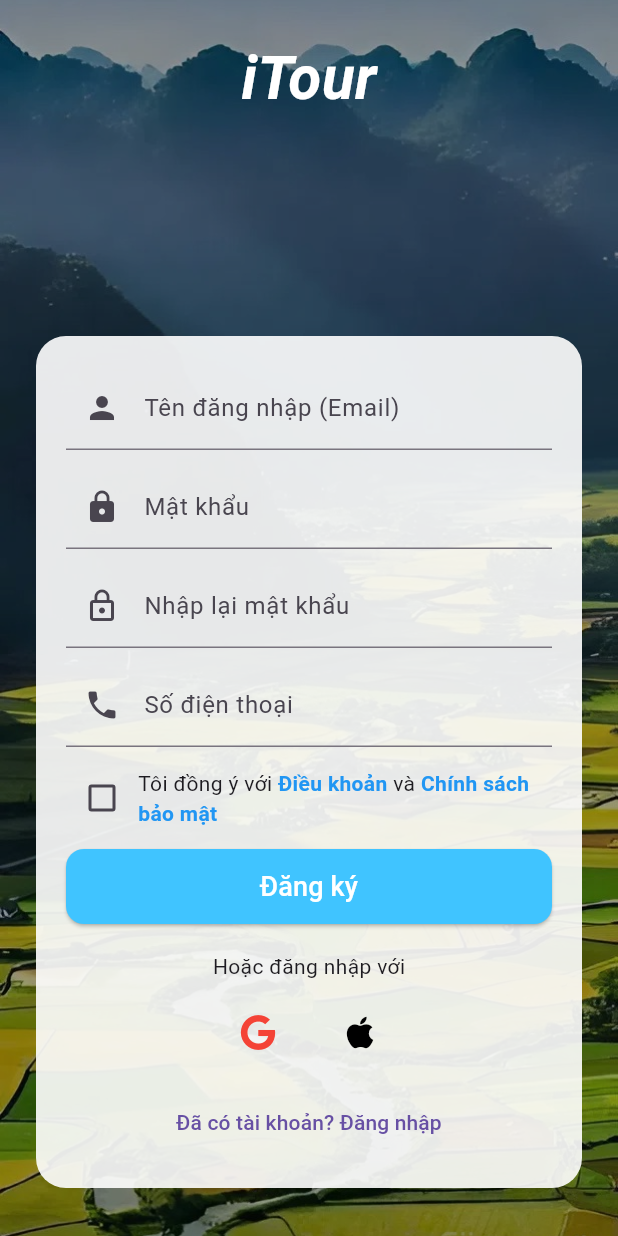
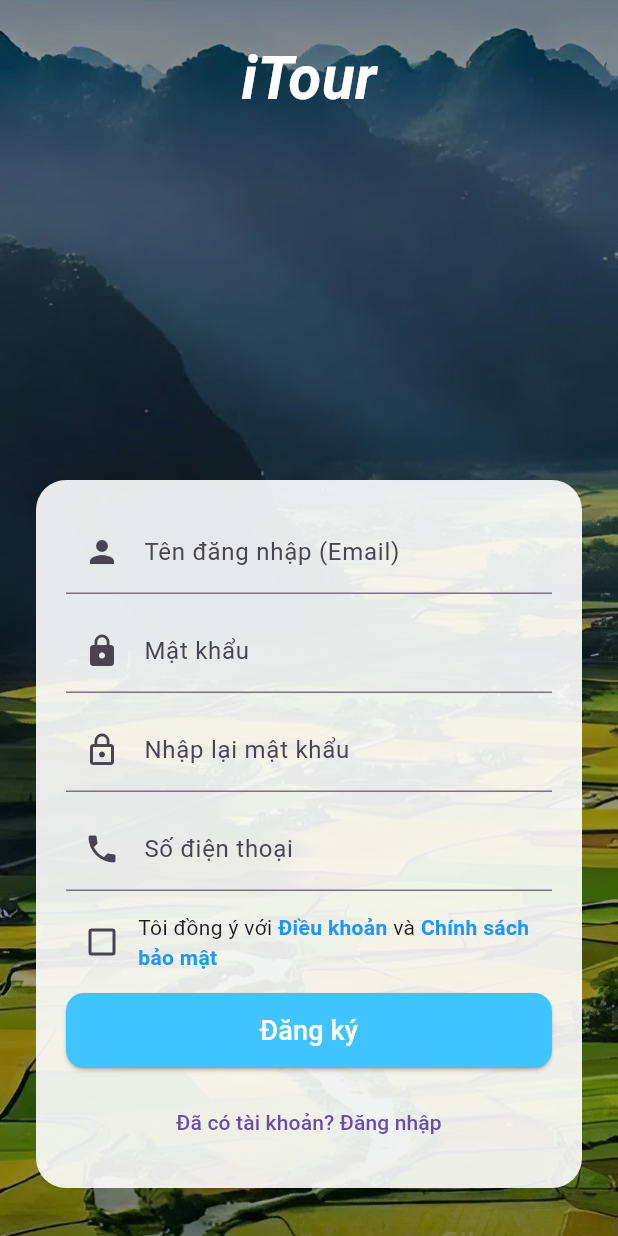
Before and after one commit to DT0712/LTAPP, a Flutter app: the RegisterPage screen opened by its route, on a phone screen of 412 x 824 dp. Run offline on Flutter 3.47's test engine with Material 3 defaults, Android fonts, the phone set to English and light mode, and no system bars; our stand-ins replace cloud_firestore, firebase_auth, firebase_core, font_awesome_flutter, google_sign_in; accounts and stored records are empty.

Commit message:
Merge remote-tracking branch 'origin/loitest' into loitest

```diff
--- a/my_app/lib/features/auth/presentation/register_page.dart
+++ b/my_app/lib/features/auth/presentation/register_page.dart
@@ -1,7 +1,5 @@
 import 'package:flutter/material.dart';
-import 'package:font_awesome_flutter/font_awesome_flutter.dart';
 import 'package:firebase_auth/firebase_auth.dart';
-import 'package:google_sign_in/google_sign_in.dart';
 
 class RegisterPage extends StatefulWidget {
   static const routeName = '/register';
@@ -58,28 +56,6 @@ class _RegisterPageState extends State<RegisterPage> {
       );
     } finally {
       if (mounted) setState(() => _isLoading = false);
-    }
-  }
-
-  Future<void> _signInWithGoogle() async {
-    try {
-      final googleUser = await GoogleSignIn().signIn();
-      if (googleUser == null) return; // user hủy
-      final googleAuth = await googleUser.authentication;
-      final credential = GoogleAuthProvider.credential(
-        accessToken: googleAuth.accessToken,
-        idToken: googleAuth.idToken,
-      );
-      await FirebaseAuth.instance.signInWithCredential(credential);
-      if (!mounted) return;
-      ScaffoldMessenger.of(context).showSnackBar(
-        const SnackBar(content: Text('Đăng nhập Google thành công!')),
-      );
-      Navigator.pop(context);
-    } catch (_) {
-      ScaffoldMessenger.of(context).showSnackBar(
-        const SnackBar(content: Text('Đăng nhập Google thất bại')),
-      );
     }
   }
 
@@ -268,36 +244,7 @@ class _RegisterPageState extends State<RegisterPage> {
                                         ),
                                       ),
 
-                                      const SizedBox(height: 18),
-                                      const Text('Hoặc đăng nhập với'),
-                                      const SizedBox(height: 10),
-
-                                      Row(
-                                        mainAxisAlignment: MainAxisAlignment.center,
-                                        children: [
-                                          IconButton(
-                                            icon: const Icon(
-                                              FontAwesomeIcons.google,
-                                              color: Colors.red,
-                                            ),
-                                            onPressed: _signInWithGoogle,
-                                          ),
-                                          const SizedBox(width: 20),
-                                          IconButton(
-                                            icon: const Icon(
-                                              FontAwesomeIcons.apple,
-                                              color: Colors.black,
-                                            ),
-                                            onPressed: () {
-                                              ScaffoldMessenger.of(context).showSnackBar(
-                                                const SnackBar(
-                                                  content: Text('Apple Sign-In chỉ để trưng'),
-                                                ),
-                                              );
-                                            },
-                                          ),
-                                        ],
-                                      ),
+                                      // (ĐÃ XÓA) "Hoặc đăng nhập với" + Google/Apple
 
                                       const SizedBox(height: 12),
                                       TextButton(
```
